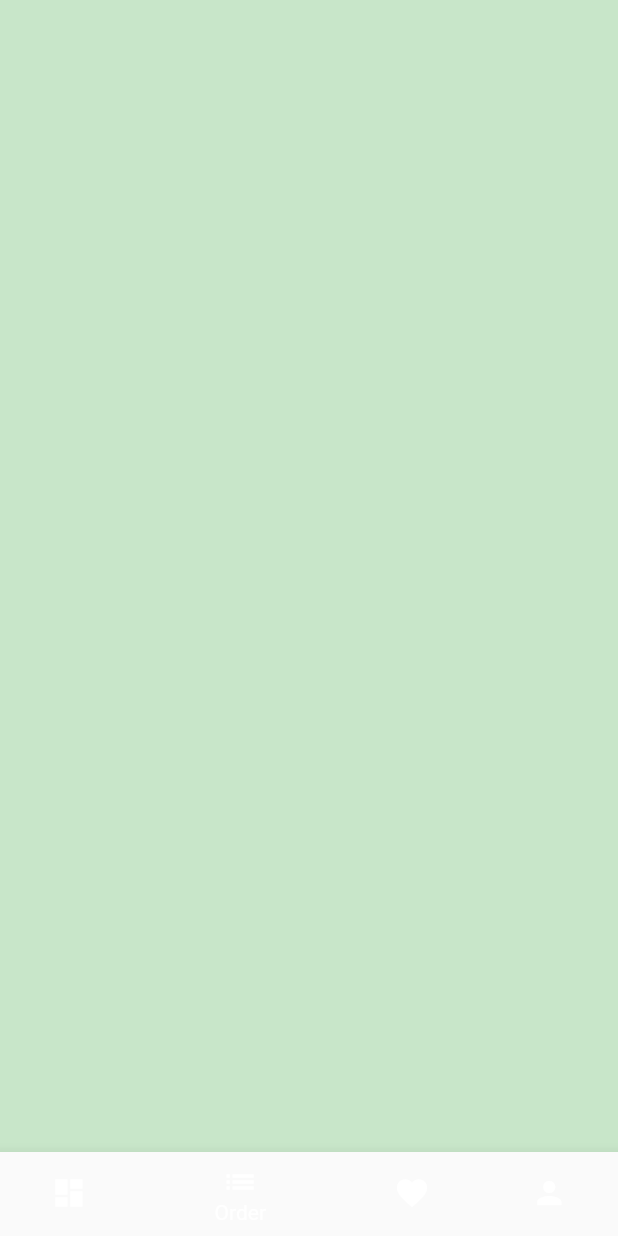
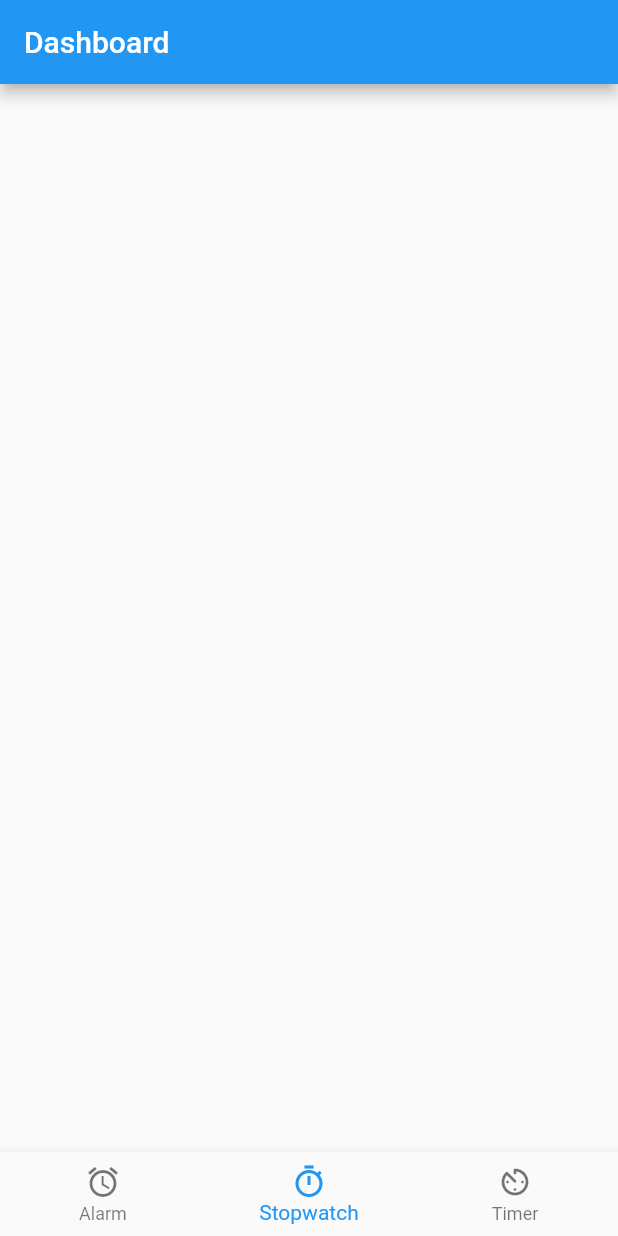
Before and after one commit to yagrariksa/flutter_learn, a Flutter app: the screen it shows after launch, item 2 of the bottom bar chosen, on a phone screen of 412 x 824 dp. Run offline on Flutter 3.47's test engine with Material 2 defaults, Android fonts, the phone set to English and light mode, and no system bars.

Commit message:
setup nav AND setup layout alarm

```diff
--- a/lib/main.dart
+++ b/lib/main.dart
@@ -1,5 +1,5 @@
 import 'package:flutter/material.dart';
-import 'package:flutter_learn/homeScaffold.dart';
+import 'package:flutter_learn/navigation.dart';
 
 void main() {
   runApp(const MyApp());
--- /dev/null
+++ b/lib/model/alarm.dart
@@ -0,0 +1,22 @@
+import 'package:intl/intl.dart';
+
+class Alarm {
+  String? _name;
+  List<int> _day;
+  DateTime time;
+  bool active = false;
+
+  Alarm(this._day, this.time, this.active);
+
+  toggleActive() {
+    active = !active;
+  }
+
+  String tellTime() {
+    return DateFormat("kk:mm").format(time);
+  }
+
+  String tellName() {
+    return _name ?? "";
+  }
+}
--- a/lib/homeScaffold.dart
+++ b/lib/navigation.dart
@@ -1,6 +1,9 @@
 import 'package:flutter/material.dart';
 import 'package:flutter/src/widgets/framework.dart';
 import 'package:flutter/src/widgets/placeholder.dart';
+import 'package:flutter_learn/screen/alarm.dart';
+import 'package:flutter_learn/screen/stopwatch.dart';
+import 'package:flutter_learn/screen/timer.dart';
 
 class HomePage extends StatefulWidget {
   const HomePage({super.key});
@@ -11,6 +14,12 @@ class HomePage extends StatefulWidget {
 
 class _HomePageState extends State<HomePage> {
   int selectedIndex = 0;
+
+  final List<Widget> pages = const [
+    AlarmPage(),
+    StopwatchPage(),
+    TimerPage(),
+  ];
 
   updateIndex(int newIndex) {
     selectedIndex = newIndex;
@@ -25,20 +34,7 @@ class _HomePageState extends State<HomePage> {
       child: Scaffold(
         body: IndexedStack(
           index: selectedIndex,
-          children: [
-            Container(
-              color: Colors.red[100],
-            ),
-            Container(
-              color: Colors.green[100],
-            ),
-            Container(
-              color: Colors.blue[100],
-            ),
-            Container(
-              color: Colors.purple[100],
-            ),
-          ],
+          children: pages,
         ),
         bottomNavigationBar: BottomNavigationBar(
           currentIndex: selectedIndex,
@@ -46,27 +42,22 @@ class _HomePageState extends State<HomePage> {
           items: const [
             BottomNavigationBarItem(
               icon: Icon(
-                Icons.dashboard,
+                Icons.alarm,
               ),
-              label: "Dashboard",
+              label: "Alarm",
             ),
             BottomNavigationBarItem(
               icon: Icon(
-                Icons.list,
+                Icons.timer_outlined,
               ),
-              label: "Order",
+              label: "Stopwatch",
+              backgroundColor: Colors.blue,
             ),
             BottomNavigationBarItem(
               icon: Icon(
-                Icons.favorite,
+                Icons.av_timer_rounded,
               ),
-              label: "Favorite",
-            ),
-            BottomNavigationBarItem(
-              icon: Icon(
-                Icons.person,
-              ),
-              label: "User",
+              label: "Timer",
             ),
           ],
         ),
--- /dev/null
+++ b/lib/screen/stopwatch.dart
@@ -0,0 +1,25 @@
+// ignore_for_file: camel_case_types, prefer_typing_uninitialized_variables
+
+import 'package:flutter/material.dart';
+
+class StopwatchPage extends StatelessWidget {
+  const StopwatchPage({Key? key}) : super(key: key);
+
+  @override
+  Widget build(BuildContext context) {
+    return Scaffold(
+      appBar: AppBar(
+        title: const Text("Dashboard"),
+        actions: const [],
+      ),
+      body: SingleChildScrollView(
+        child: Container(
+          padding: const EdgeInsets.all(10.0),
+          child: Column(
+            children: [],
+          ),
+        ),
+      ),
+    );
+  }
+}
```
Also changed, not shown: lib/screen/alarm.dart (added, +82 -0 lines), lib/screen/timer.dart (added, +25 -0 lines).
